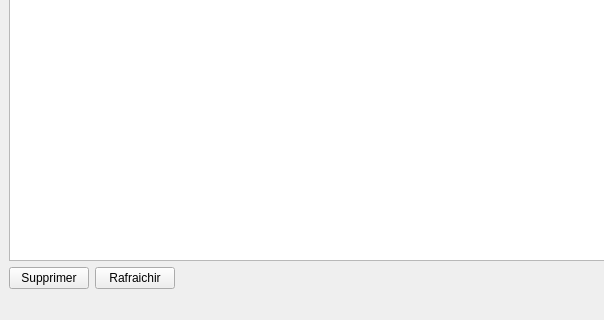
Above: mainwindow.ui from seigneurfuo/easydot before the change; both pictures show x 0 to 604 and y 280 to 600 of the 800 by 600 pixel window. Below: the same form after it.
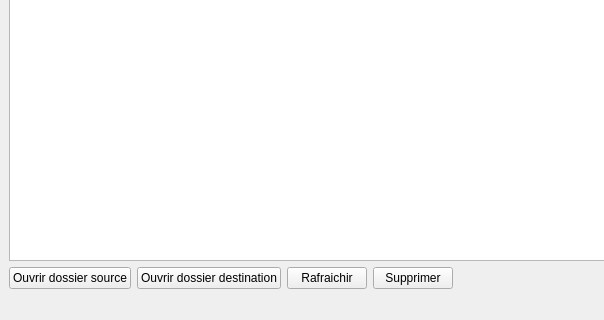
That is the form after the change. Icons and pictures are not drawn.

The edit to the form file:
```diff
--- a/mainwindow.ui
+++ b/mainwindow.ui
@@ -55,12 +55,22 @@
     <item row="1" column="0">
      <layout class="QHBoxLayout" name="horizontalLayout">
       <item>
-       <widget class="QPushButton" name="pushButton">
+       <widget class="QPushButton" name="pushButton_3">
         <property name="text">
-         <string>Supprimer</string>
+         <string>Ouvrir dossier source</string>
         </property>
         <property name="icon">
-         <iconset theme="remove"/>
+         <iconset theme="folder"/>
+        </property>
+       </widget>
+      </item>
+      <item>
+       <widget class="QPushButton" name="pushButton_4">
+        <property name="text">
+         <string>Ouvrir dossier destination</string>
+        </property>
+        <property name="icon">
+         <iconset theme="folder"/>
         </property>
        </widget>
       </item>
@@ -74,6 +84,16 @@
         </property>
        </widget>
       </item>
+      <item>
+       <widget class="QPushButton" name="pushButton">
+        <property name="text">
+         <string>Supprimer</string>
+        </property>
+        <property name="icon">
+         <iconset theme="remove"/>
+        </property>
+       </widget>
+      </item>
       <item>
        <spacer name="horizontalSpacer">
         <property name="orientation">
```
